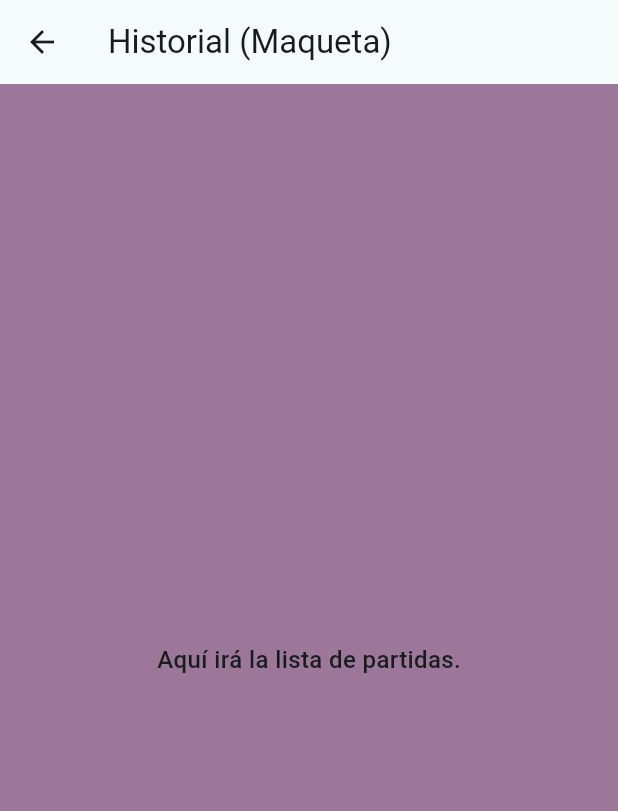
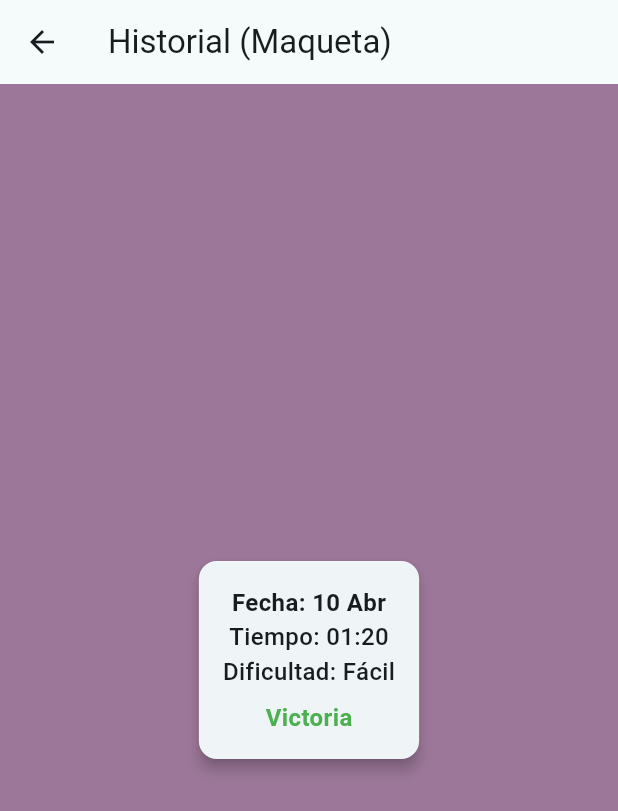
Before and after one commit to Fnav63/3479A321_2020479060, a Flutter app: the HistoryScreen screen opened by its route, on a phone screen of 412 x 824 dp. Shown: the top 811 px of the screen. Run offline on Flutter 3.47's test engine with Material 3 defaults, Android fonts, the phone set to English and light mode, and no system bars; our stand-ins replace logger.

Commit message:
Creación de una carta de ejemplo

```diff
--- /dev/null
+++ b/lib/models/game_result.dart
@@ -0,0 +1,13 @@
+class GameResult {
+  final String date;
+  final String timeSpent;
+  final bool isVictory;
+  final String difficulty;
+
+  GameResult({
+    required this.date,
+    required this.timeSpent,
+    required this.isVictory,
+    required this.difficulty,
+  });
+}
--- a/lib/ui/screens/history_screen.dart
+++ b/lib/ui/screens/history_screen.dart
@@ -1,15 +1,49 @@
 import 'package:flutter/material.dart';
+import '../../models/game_result.dart';
 
 class HistoryScreen extends StatelessWidget {
   const HistoryScreen({super.key});
 
   @override
   Widget build(BuildContext context) {
-      return Scaffold(
-        appBar: AppBar(title: const Text('Historial (Maqueta)')),
-        body: const Center(
-          child: Text('Aquí irá la lista de partidas.'),
+    final GameResult game = GameResult(
+      date: '10 Abr',
+      timeSpent: '01:20',
+      isVictory: true,
+      difficulty: 'Fácil',
+    );
+
+    return Scaffold(
+      appBar: AppBar(
+        title: const Text('Historial (Maqueta)'),
+      ),
+      body: Center(
+        child: Card(
+          elevation: 4,
+          child: Padding(
+            padding: const EdgeInsets.all(16.0),
+            child: Column(
+              mainAxisSize: MainAxisSize.min,
+              children: [
+                Text(
+                  'Fecha: ${game.date}',
+                  style: const TextStyle(fontWeight: FontWeight.bold),
+                ),
+                Text('Tiempo: ${game.timeSpent}'),
+                Text('Dificultad: ${game.difficulty}'),
+                const SizedBox(height: 8),
+                Text(
+                  game.isVictory ? 'Victoria' : 'Derrota',
+                  style: TextStyle(
+                    fontWeight: FontWeight.bold,
+                    color: game.isVictory ? Colors.green : Colors.red,
+                  ),
+                ),
+              ],
+            ),
+          ),
         ),
-      );
-    }
+      ),
+    );
+  }
 }
```
